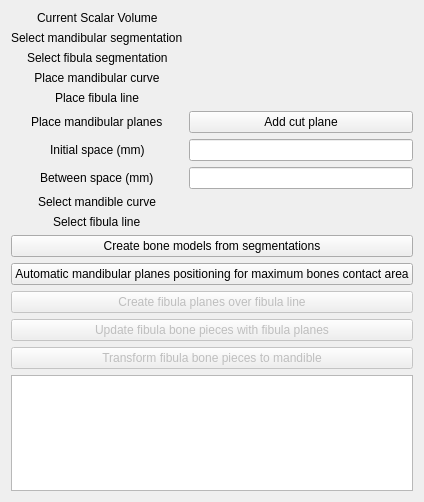
SlicerIGT/SlicerBoneReconstructionPlanner, file BoneReconstructionPlanner/Resources/UI/BoneReconstructionPlanner.ui: the form before one commit.
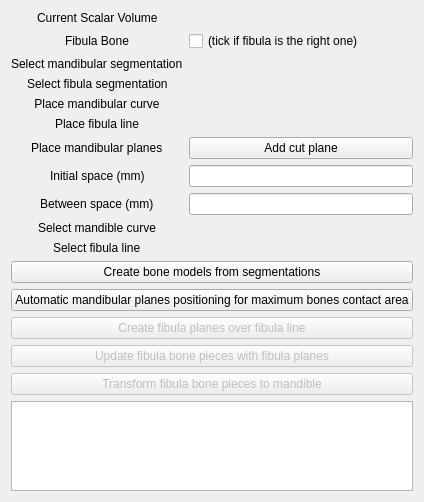
The form after the commit. Custom widgets are drawn as their Qt base class.

Commit message: eliminate some lists from member variables, used folders instead; give more meaningful names to process functions; move some code from the widget to the logic; add checkbox to select if fibula is the one from the right side

Diff of the .ui file:
```diff
--- a/BoneReconstructionPlanner/Resources/UI/BoneReconstructionPlanner.ui
+++ b/BoneReconstructionPlanner/Resources/UI/BoneReconstructionPlanner.ui
@@ -44,14 +44,14 @@
        </property>
       </widget>
      </item>
-     <item row="1" column="0">
+     <item row="3" column="0">
       <widget class="QLabel" name="label_2">
        <property name="text">
         <string>Select mandibular segmentation</string>
        </property>
       </widget>
      </item>
-     <item row="1" column="1">
+     <item row="3" column="1">
       <widget class="qMRMLNodeComboBox" name="mandibularSegmentationSelector">
        <property name="enabled">
         <bool>true</bool>
@@ -69,14 +69,14 @@
        </property>
       </widget>
      </item>
-     <item row="2" column="0">
+     <item row="4" column="0">
       <widget class="QLabel" name="label_3">
        <property name="text">
         <string>Select fibula segmentation</string>
        </property>
       </widget>
      </item>
-     <item row="2" column="1">
+     <item row="4" column="1">
       <widget class="qMRMLNodeComboBox" name="fibulaSegmentationSelector">
        <property name="enabled">
         <bool>true</bool>
@@ -94,7 +94,7 @@
        </property>
       </widget>
      </item>
-     <item row="3" column="0">
+     <item row="5" column="0">
       <widget class="QLabel" name="label_6">
        <property name="text">
         <string>Place mandibular curve</string>
@@ -104,10 +104,10 @@
        </property>
       </widget>
      </item>
-     <item row="3" column="1">
+     <item row="5" column="1">
       <widget class="qSlicerMarkupsPlaceWidget" name="mandibularCurvePlaceWidget"/>
      </item>
-     <item row="4" column="0">
+     <item row="6" column="0">
       <widget class="QLabel" name="label_7">
        <property name="text">
         <string>Place fibula line</string>
@@ -117,76 +117,51 @@
        </property>
       </widget>
      </item>
-     <item row="4" column="1">
+     <item row="6" column="1">
       <widget class="qSlicerMarkupsPlaceWidget" name="fibulaLinePlaceWidget"/>
      </item>
-     <item row="5" column="0">
+     <item row="7" column="0">
       <widget class="QLabel" name="label_8">
        <property name="text">
         <string>Place mandibular planes</string>
        </property>
       </widget>
      </item>
-     <item row="5" column="1">
+     <item row="7" column="1">
       <widget class="QPushButton" name="addCutPlaneButton">
        <property name="text">
         <string>Add cut plane</string>
        </property>
       </widget>
      </item>
-     <item row="6" column="0">
+     <item row="8" column="0">
       <widget class="QLabel" name="label_4">
        <property name="text">
         <string>Initial space (mm)</string>
        </property>
       </widget>
      </item>
-     <item row="6" column="1">
+     <item row="8" column="1">
       <widget class="QLineEdit" name="initialLineEdit"/>
      </item>
-     <item row="7" column="0">
+     <item row="9" column="0">
       <widget class="QLabel" name="label_5">
        <property name="text">
         <string>Between space (mm)</string>
        </property>
       </widget>
      </item>
-     <item row="7" column="1">
-      <widget class="QLineEdit" name="betweenLineEdit"/>
-     </item>
-     <item row="9" column="0">
-      <widget class="QLabel" name="label_11">
-       <property name="text">
-        <string>Select fibula line</string>
-       </property>
-      </widget>
-     </item>
      <item row="9" column="1">
-      <widget class="qMRMLNodeComboBox" name="fibulaLineSelector">
-       <property name="enabled">
-        <bool>true</bool>
-       </property>
-       <property name="nodeTypes">
-        <stringlist>
-         <string>vtkMRMLMarkupsLineNode</string>
-        </stringlist>
-       </property>
-       <property name="addEnabled">
-        <bool>false</bool>
-       </property>
-       <property name="removeEnabled">
-        <bool>false</bool>
-       </property>
-      </widget>
+      <widget class="QLineEdit" name="betweenLineEdit"/>
      </item>
-     <item row="8" column="0">
+     <item row="10" column="0">
       <widget class="QLabel" name="label_9">
        <property name="text">
         <string>Select mandible curve</string>
        </property>
       </widget>
      </item>
-     <item row="8" column="1">
+     <item row="10" column="1">
       <widget class="qMRMLNodeComboBox" name="mandibleCurveSelector">
        <property name="enabled">
         <bool>true</bool>
@@ -204,6 +179,45 @@
        </property>
       </widget>
      </item>
+     <item row="11" column="0">
+      <widget class="QLabel" name="label_11">
+       <property name="text">
+        <string>Select fibula line</string>
+       </property>
+      </widget>
+     </item>
+     <item row="11" column="1">
+      <widget class="qMRMLNodeComboBox" name="fibulaLineSelector">
+       <property name="enabled">
+        <bool>true</bool>
+       </property>
+       <property name="nodeTypes">
+        <stringlist>
+         <string>vtkMRMLMarkupsLineNode</string>
+        </stringlist>
+       </property>
+       <property name="addEnabled">
+        <bool>false</bool>
+       </property>
+       <property name="removeEnabled">
+        <bool>false</bool>
+       </property>
+      </widget>
+     </item>
+     <item row="2" column="0">
+      <widget class="QLabel" name="label_10">
+       <property name="text">
+        <string>Fibula Bone</string>
+       </property>
+      </widget>
+     </item>
+     <item row="2" column="1">
+      <widget class="QCheckBox" name="rightFibulaCheckBox">
+       <property name="text">
+        <string>(tick if fibula is the right one)</string>
+       </property>
+      </widget>
+     </item>
     </layout>
    </item>
    <item>
```
Left out of the diff: 4 changed lines with no effect on the pictures. The commit also changes 2 other files.
